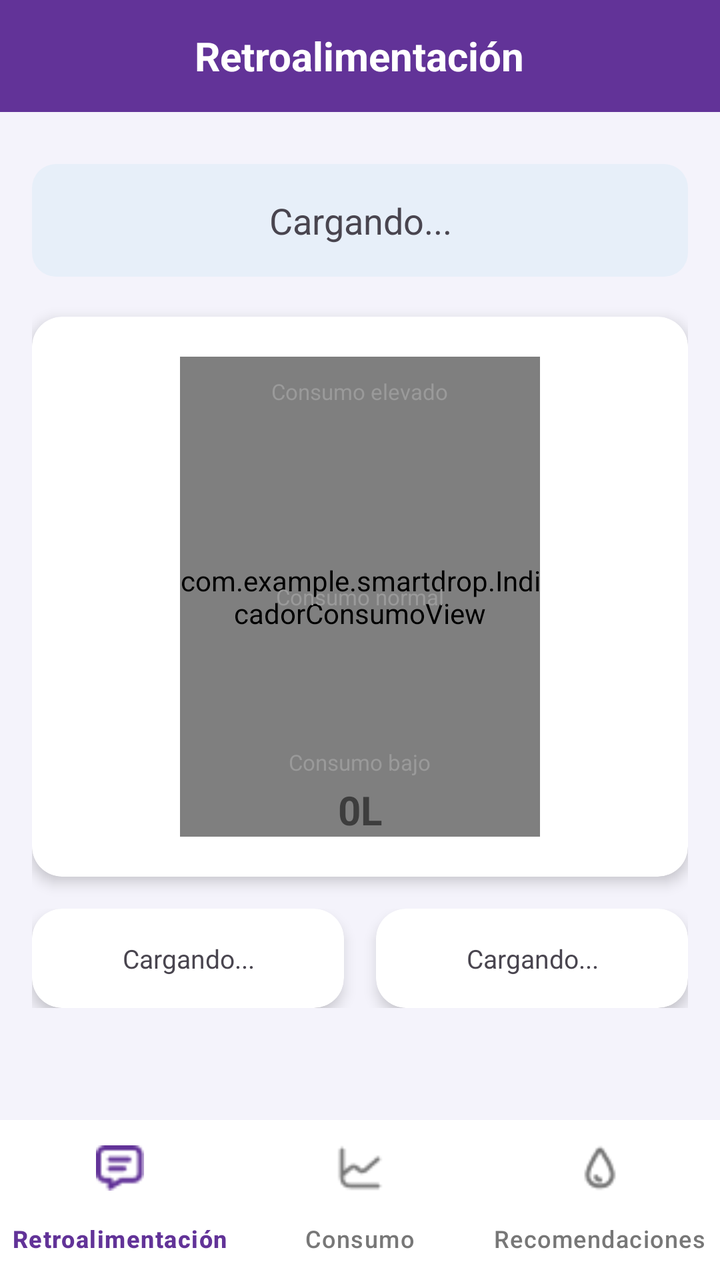
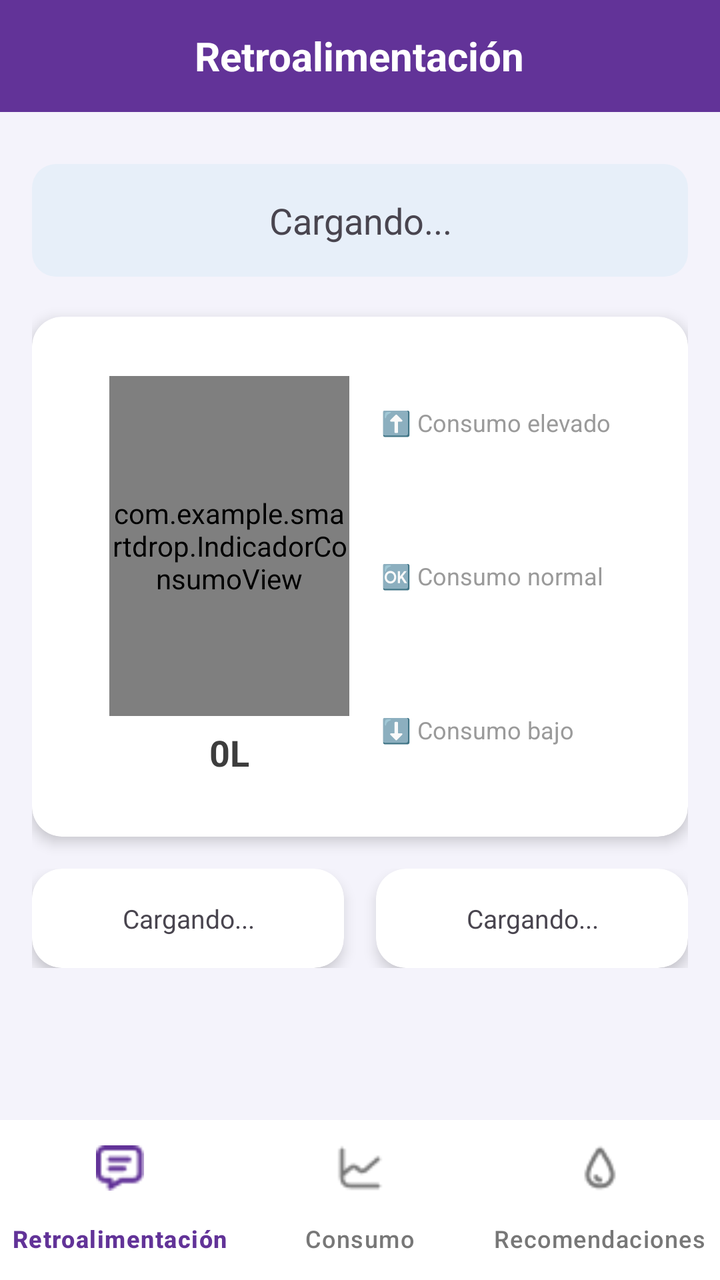

Compare the two renders of this Android layout. The source of the first and the diff that turns it into the second are given below.
<!-- AndroidManifest.xml: application theme Theme.SmartDrop -->
<!-- res/layout/activity_retroalimentacion.xml -->
<?xml version="1.0" encoding="utf-8"?>
<LinearLayout xmlns:android="http://schemas.android.com/apk/res/android"
    xmlns:app="http://schemas.android.com/apk/res-auto"
    android:layout_width="match_parent" android:layout_height="match_parent"
    android:orientation="vertical" android:background="#F4F3FB">

    <RelativeLayout android:layout_width="match_parent" android:layout_height="56dp" android:background="#623398">
        <ImageButton android:id="@+id/btnVolver" android:layout_width="20dp" android:layout_height="20dp"
            android:layout_centerVertical="true" android:layout_marginStart="20dp"
            android:background="?attr/selectableItemBackgroundBorderless" android:src="@drawable/ic_back"/>
        <TextView android:layout_width="wrap_content" android:layout_height="wrap_content"
            android:text="Retroalimentación" android:textColor="#FFFFFF" android:textStyle="bold"
            android:textSize="20sp" android:layout_centerInParent="true"/>
    </RelativeLayout>

    <ScrollView android:layout_width="match_parent" android:layout_height="0dp" android:layout_weight="1">
        <LinearLayout android:layout_width="match_parent" android:layout_height="wrap_content"
            android:orientation="vertical" android:padding="16dp">

            <TextView android:id="@+id/tvMensaje" android:layout_width="match_parent" android:layout_height="wrap_content"
                android:text="Cargando..." android:textSize="18sp" android:gravity="center"
                android:background="@drawable/fondo_redondeado" android:padding="16dp" android:layout_marginTop="10dp"/>

            <androidx.cardview.widget.CardView android:layout_width="match_parent" android:layout_height="wrap_content"
                android:layout_marginTop="20dp" app:cardCornerRadius="15dp" app:cardElevation="4dp">

                <FrameLayout android:layout_width="match_parent" android:layout_height="280dp" android:padding="20dp">

                    <com.example.smartdrop.IndicadorConsumoView
                        android:id="@+id/indicadorGota"
                        android:layout_width="180dp" android:layout_height="240dp"
                        android:layout_gravity="center"/>

                    <TextView android:layout_width="wrap_content" android:layout_height="wrap_content"
                        android:layout_gravity="top|center_horizontal" android:layout_marginTop="10dp"
                        android:text="Consumo elevado" android:textSize="11sp" android:textColor="#9A9A9A"/>

                    <TextView android:layout_width="wrap_content" android:layout_height="wrap_content"
                        android:layout_gravity="center" android:text="Consumo normal" android:textSize="11sp" android:textColor="#9A9A9A"/>

                    <TextView android:layout_width="wrap_content" android:layout_height="wrap_content"
                        android:layout_gravity="bottom|center_horizontal" android:layout_marginBottom="30dp"
                        android:text="Consumo bajo" android:textSize="11sp" android:textColor="#9A9A9A"/>

                    <TextView android:id="@+id/tvValorGota" android:layout_width="wrap_content" android:layout_height="wrap_content"
                        android:layout_gravity="bottom|center_horizontal" android:textStyle="bold" android:textSize="20sp"
                        android:text="0L" android:textColor="#3D3D3D"/>
                </FrameLayout>
            </androidx.cardview.widget.CardView>

            <LinearLayout android:layout_width="match_parent" android:layout_height="wrap_content"
                android:orientation="horizontal" android:layout_marginTop="16dp">

                <androidx.cardview.widget.CardView android:layout_width="0dp" android:layout_height="wrap_content"
                    android:layout_weight="1" android:layout_marginEnd="8dp" app:cardCornerRadius="15dp" app:cardElevation="4dp">
                    <TextView android:id="@+id/tvComparacionMes" android:layout_width="match_parent" android:layout_height="wrap_content"
                        android:padding="16dp" android:textSize="13sp" android:gravity="center" android:text="Cargando..."/>
                </androidx.cardview.widget.CardView>

                <androidx.cardview.widget.CardView android:layout_width="0dp" android:layout_height="wrap_content"
                    android:layout_weight="1" android:layout_marginStart="8dp" app:cardCornerRadius="15dp" app:cardElevation="4dp">
                    <TextView android:id="@+id/tvRacha" android:layout_width="match_parent" android:layout_height="wrap_content"
                        android:padding="16dp" android:textSize="13sp" android:gravity="center" android:text="Cargando..."/>
                </androidx.cardview.widget.CardView>
            </LinearLayout>

        </LinearLayout>
    </ScrollView>

    <com.google.android.material.bottomnavigation.BottomNavigationView
        android:id="@+id/bottomNavRetro" android:layout_width="match_parent" android:layout_height="wrap_content"
        android:background="@android:color/white" app:menu="@menu/menu_consumo"
        app:itemIconTint="@color/bottom_nav_selector" app:itemTextColor="@color/bottom_nav_selector"
        app:labelVisibilityMode="labeled"/>
</LinearLayout>
<!-- resources referenced by this layout -->
<resources>
  <!-- drawable fondo_redondeado (drawable) -->
  <?xml version="1.0" encoding="utf-8"?>
  <shape xmlns:android="http://schemas.android.com/apk/res/android">
  
      <solid android:color="#E7EFF9"/>
  
      <corners android:radius="12dp"/>
  
      <padding
          android:left="12dp"
          android:top="8dp"
          android:right="12dp"
          android:bottom="8dp"/>
  </shape>
  <!-- drawable ic_back: png bitmap (drawable, 2646 bytes) -->
  <style name="Theme.SmartDrop" parent="Theme.Material3.DayNight.NoActionBar">
          <item name="colorPrimary">#4FACFE</item>
          <item name="colorPrimaryVariant">#2A5298</item>
          <item name="colorOnPrimary">#FFFFFF</item>
      </style>
</resources>

<!-- the commit's change to res/layout/activity_retroalimentacion.xml (unified diff, before → after) -->
@@ -24,28 +24,44 @@
             <androidx.cardview.widget.CardView android:layout_width="match_parent" android:layout_height="wrap_content"
                 android:layout_marginTop="20dp" app:cardCornerRadius="15dp" app:cardElevation="4dp">
 
-                <FrameLayout android:layout_width="match_parent" android:layout_height="280dp" android:padding="20dp">
+                <LinearLayout android:layout_width="match_parent" android:layout_height="260dp"
+                    android:orientation="horizontal" android:padding="20dp" android:gravity="center">
 
-                    <com.example.smartdrop.IndicadorConsumoView
-                        android:id="@+id/indicadorGota"
-                        android:layout_width="180dp" android:layout_height="240dp"
-                        android:layout_gravity="center"/>
+                    
+                    <LinearLayout android:layout_width="wrap_content" android:layout_height="wrap_content"
+                        android:orientation="horizontal" android:gravity="center_vertical">
 
-                    <TextView android:layout_width="wrap_content" android:layout_height="wrap_content"
-                        android:layout_gravity="top|center_horizontal" android:layout_marginTop="10dp"
-                        android:text="Consumo elevado" android:textSize="11sp" android:textColor="#9A9A9A"/>
+                        
+                        <LinearLayout android:layout_width="wrap_content" android:layout_height="wrap_content"
+                            android:orientation="vertical" android:gravity="center_horizontal">
 
-                    <TextView android:layout_width="wrap_content" android:layout_height="wrap_content"
-                        android:layout_gravity="center" android:text="Consumo normal" android:textSize="11sp" android:textColor="#9A9A9A"/>
+                            <com.example.smartdrop.IndicadorConsumoView
+                                android:id="@+id/indicadorGota"
+                                android:layout_width="120dp"
+                                android:layout_height="170dp"/>
 
-                    <TextView android:layout_width="wrap_content" android:layout_height="wrap_content"
-                        android:layout_gravity="bottom|center_horizontal" android:layout_marginBottom="30dp"
-                        android:text="Consumo bajo" android:textSize="11sp" android:textColor="#9A9A9A"/>
+                            <TextView android:id="@+id/tvValorGota" android:layout_width="wrap_content" android:layout_height="wrap_content"
+                                android:layout_marginTop="6dp" android:textStyle="bold" android:textSize="18sp"
+                                android:text="0L" android:textColor="#3D3D3D"/>
+                        </LinearLayout>
 
-                    <TextView android:id="@+id/tvValorGota" android:layout_width="wrap_content" android:layout_height="wrap_content"
-                        android:layout_gravity="bottom|center_horizontal" android:textStyle="bold" android:textSize="20sp"
-                        android:text="0L" android:textColor="#3D3D3D"/>
-                </FrameLayout>
+
+                        <LinearLayout android:layout_width="wrap_content" android:layout_height="170dp"
+                            android:orientation="vertical" android:paddingStart="16dp" android:gravity="center_vertical">
+
+                            <TextView android:layout_width="wrap_content" android:layout_height="0dp" android:layout_weight="1"
+                                android:gravity="top" android:text="⬆️ Consumo elevado" android:textSize="12sp" android:textColor="#9A9A9A"/>
+
+                            <TextView android:layout_width="wrap_content" android:layout_height="0dp" android:layout_weight="1"
+                                android:gravity="center" android:text="🆗 Consumo normal" android:textSize="12sp" android:textColor="#9A9A9A"/>
+
+                            <TextView android:layout_width="wrap_content" android:layout_height="0dp" android:layout_weight="1"
+                                android:gravity="bottom" android:text="⬇️ Consumo bajo" android:textSize="12sp" android:textColor="#9A9A9A"/>
+                        </LinearLayout>
+
+                    </LinearLayout>
+                </LinearLayout>
+
             </androidx.cardview.widget.CardView>
 
             <LinearLayout android:layout_width="match_parent" android:layout_height="wrap_content"
